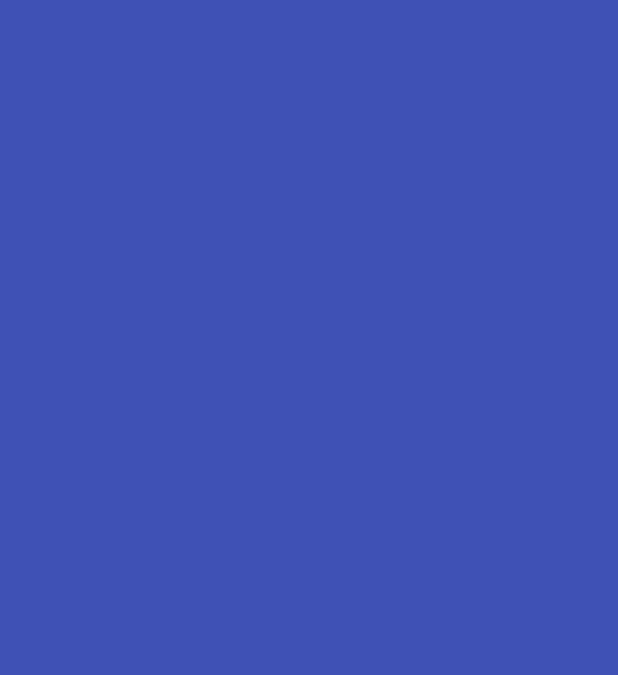
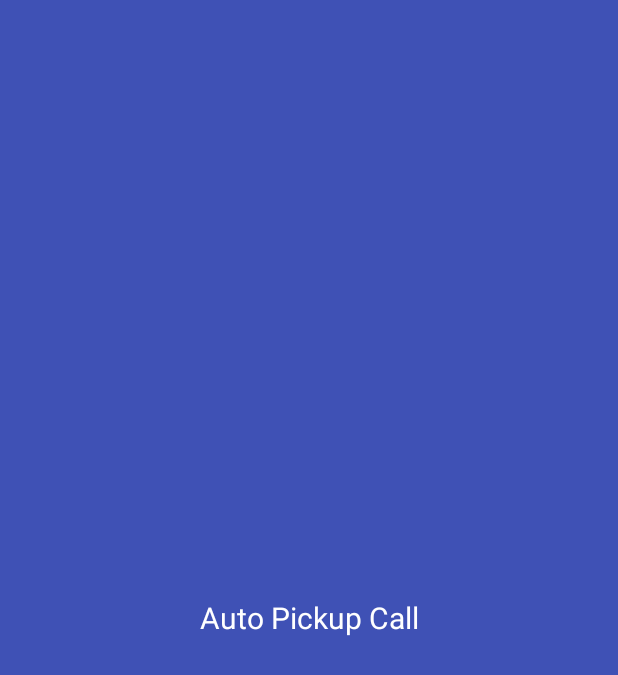
Before and after one commit to anddev1708/TestSourceCode, an Android app: the SplashActivity screen opened directly, with no data from a screen before it, on a phone screen of 412 x 824 dp. Before the commit the part shown is empty. Shown: the top 675 px of the screen. Run offline under Robolectric (Android 15) with nearby library versions, the phone set to English and light mode, and no system bars.

```diff
--- a/AutoPickupCall/app/build.gradle
+++ b/AutoPickupCall/app/build.gradle
@@ -22,7 +22,6 @@ dependencies {
     implementation fileTree(dir: 'libs', include: ['*.jar'])
     implementation 'com.android.support:appcompat-v7:27.1.1'
     implementation 'com.android.support.constraint:constraint-layout:1.1.0'
-    testImplementation 'junit:junit:4.12'
-    androidTestImplementation 'com.android.support.test:runner:1.0.2'
-    androidTestImplementation 'com.android.support.test.espresso:espresso-core:3.0.2'
+    implementation 'com.android.billingclient:billing:1.1'
+
 }
--- a/AutoPickupCall/app/src/main/AndroidManifest.xml
+++ b/AutoPickupCall/app/src/main/AndroidManifest.xml
@@ -3,6 +3,7 @@
     package="com.qvqstudio.autopickupcall">
 
 
+    <uses-permission android:name="android.permission.INTERNET" />
     <uses-permission android:name="android.permission.READ_CONTACTS"/>
     <uses-permission android:name="android.permission.READ_PHONE_STATE"/>
 
--- a/AutoPickupCall/app/src/main/res/layout/activity_main.xml
+++ b/AutoPickupCall/app/src/main/res/layout/activity_main.xml
@@ -7,10 +7,11 @@
     android:layout_height="match_parent"
     tools:context=".MainActivity">
 
-    <TextView
+    <Button
+        android:id="@+id/btn_buy_me"
         android:layout_width="wrap_content"
         android:layout_height="wrap_content"
-        android:text="Hello World!"
+        android:text="$ Buy me!"
         />
 
 </RelativeLayout>
--- a/AutoPickupCall/app/src/main/res/layout/activity_splash.xml
+++ b/AutoPickupCall/app/src/main/res/layout/activity_splash.xml
@@ -8,4 +8,12 @@
     android:background="@color/colorPrimary"
     tools:context=".SplashActivity">
 
+    <TextView
+        android:textSize="20sp"
+        android:textColor="@android:color/white"
+        android:gravity="center_horizontal"
+        android:text="Auto Pickup Call"
+        android:layout_centerInParent="true"
+        android:layout_width="match_parent"
+        android:layout_height="wrap_content" />
 </RelativeLayout>
```
Also changed, not shown: AutoPickupCall/app/src/main/java/com/qvqstudio/autopickupcall/MainActivity.java (+96 -0 lines).
